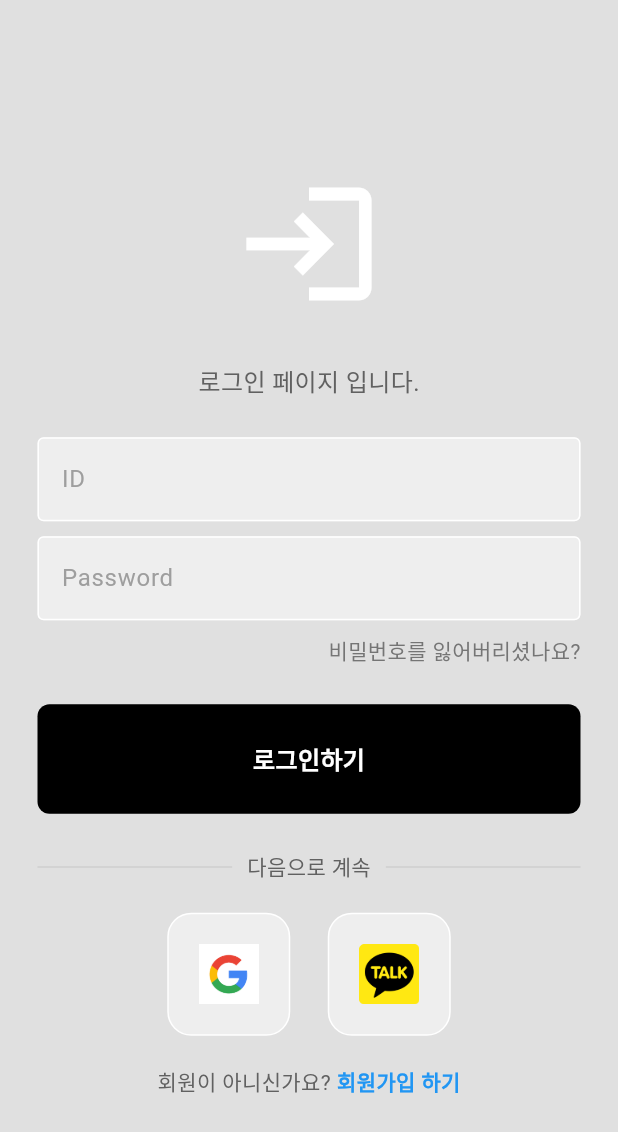
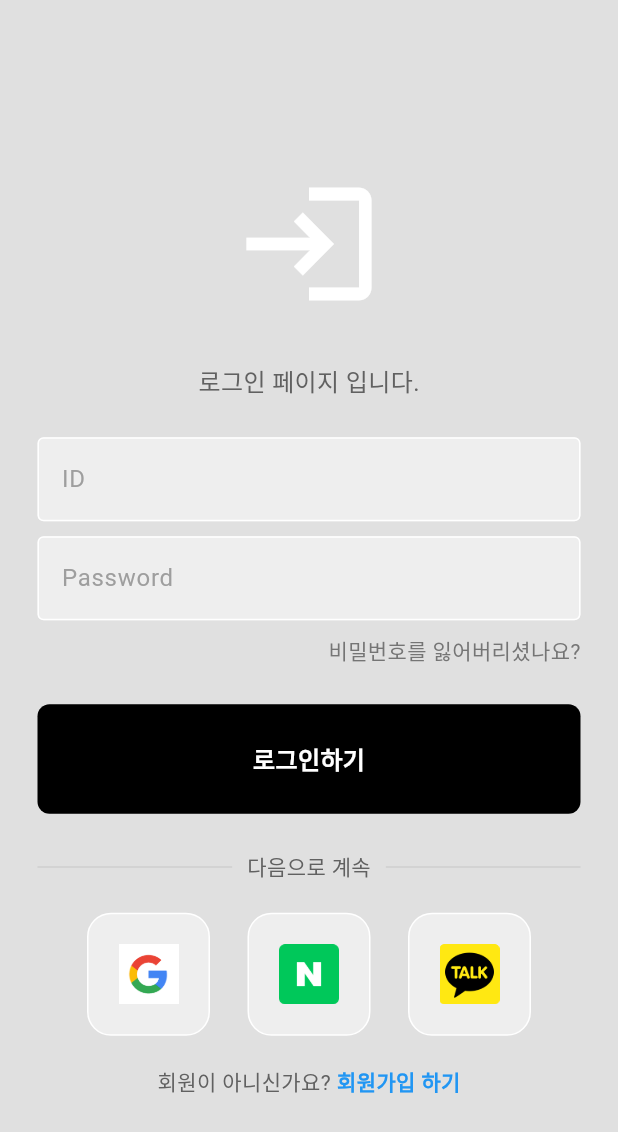
Before and after one commit to astraglus03/Flutter_DayTrip_Project, a Flutter app: the screen it shows after launch, on a phone screen of 412 x 824 dp. Shown: the top 1132 px of the screen. Run offline on Flutter 3.47's test engine with Material 3 defaults, Android fonts, the phone set to English and light mode, and no system bars; our stand-ins replace carousel_slider, cloud_firestore, firebase_auth, firebase_core, firebase_storage, flutter_image_compress and 5 more; missing offline and left inert: kakao_flutter_sdk_user; accounts and stored records are empty.

Commit message:
네이버 소셜로그인 만들기전

```diff
--- a/lib/login/login_page.dart
+++ b/lib/login/login_page.dart
@@ -148,10 +148,18 @@ class _LoginPageState extends State<LoginPage> {
                       width: 25,
                     ),
                     SquareTile(
+                        imagePath: 'asset/naver.png',
+                        onTap: () async {
+                          await viewModel.login();
+                        } ),
+                    SizedBox(
+                      width: 25,
+                    ),
+                    SquareTile(
                         imagePath: 'asset/kakao.png',
                         onTap: () async {
                           await viewModel.login();
-                    } )
+                        } ),
                   ],
                 ),
 
--- a/pubspec.yaml
+++ b/pubspec.yaml
@@ -59,6 +59,7 @@ dependencies:
   dio: ^5.3.4
   path: ^1.8.3
   firebase_storage: ^11.5.2
+  flutter_naver_login: ^1.8.0
 
 
 dev_dependencies:
```
Also changed, not shown: asset/naver.png (added), lib/firebase_options.dart, pubspec.lock, 3 other files.
